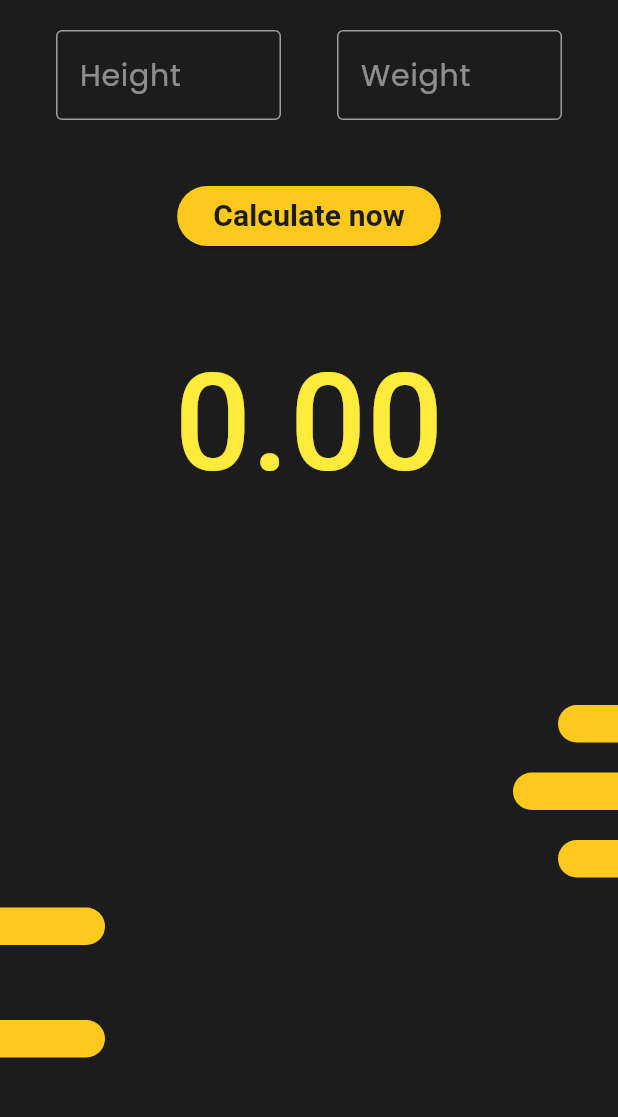
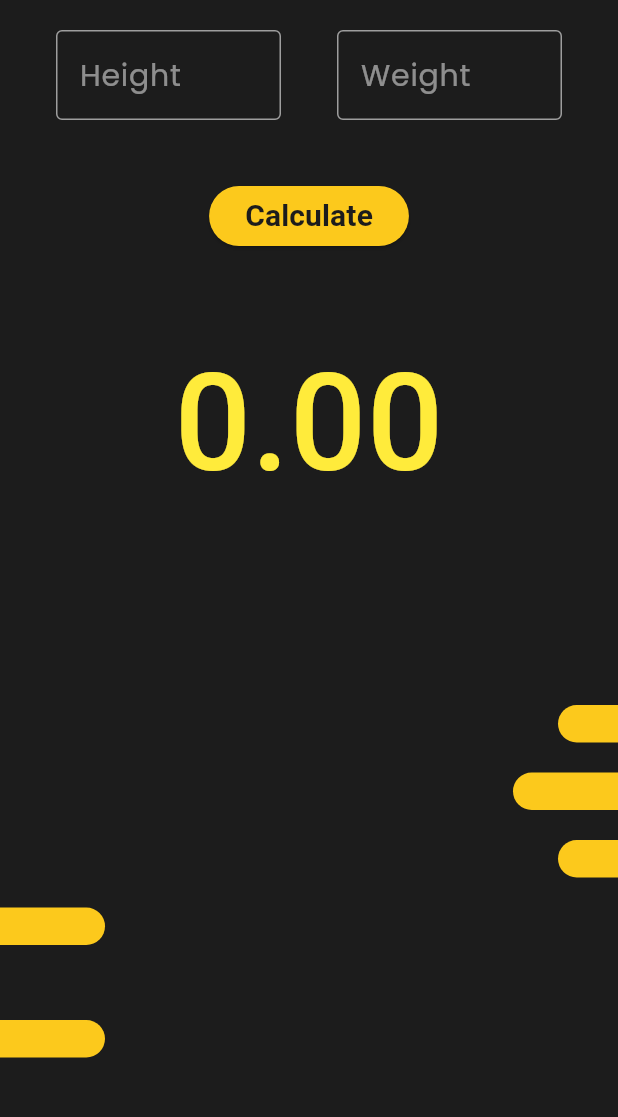
Before and after one commit to loliththomas/bmi-calculator, a Flutter app: the screen it shows after launch, on a phone screen of 412 x 824 dp, the part 84-1201 px from its top. Run offline on Flutter 3.47's test engine with Material 3 defaults, Android fonts, the phone set to English and light mode, and no system bars; our stand-ins replace google_fonts, hexcolor; Roboto replaces fonts that are missing (Ubuntu).

Commit message:
final commit

```diff
--- a/lib/screens/homeScreen.dart
+++ b/lib/screens/homeScreen.dart
@@ -164,7 +164,7 @@ class _HomescreenState extends State<Homescreen>
                   });
                 }
               },
-              child: Text("Calculate now",
+              child: Text("Calculate",
                   style: GoogleFonts.ubuntu(
                     textStyle: TextStyle(
                       color: mainHexColor,
```
